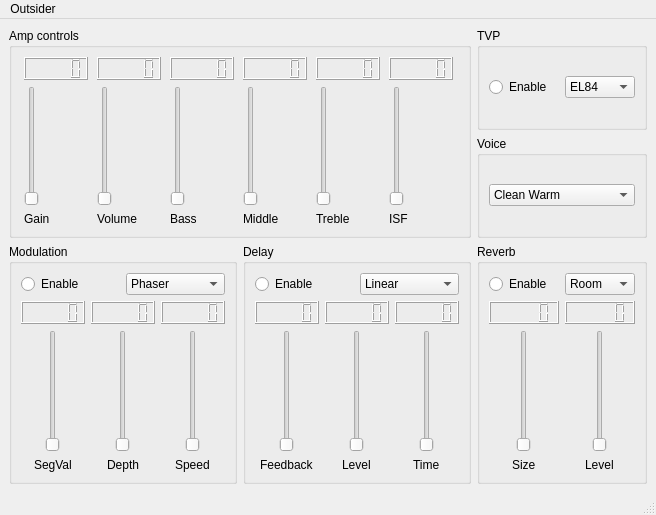
Qt form outsider/outsider.ui (jonathanunderwood/outsider) before a commit.
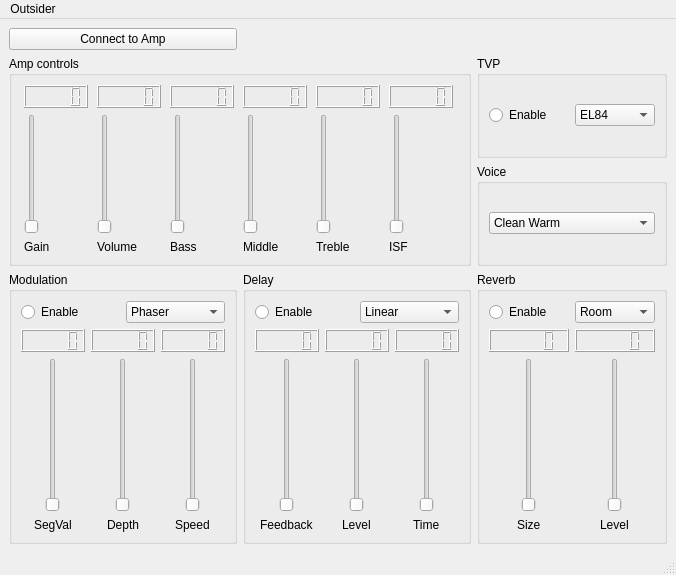
The same form after that commit.

Commit message: Add connect/disconnect button and logic

```diff
--- a/outsider/outsider.ui
+++ b/outsider/outsider.ui
@@ -6,8 +6,8 @@
    <rect>
     <x>0</x>
     <y>0</y>
-    <width>656</width>
-    <height>515</height>
+    <width>676</width>
+    <height>575</height>
    </rect>
   </property>
   <property name="windowTitle">
@@ -15,7 +15,7 @@
   </property>
   <widget class="QWidget" name="centralwidget">
    <layout class="QGridLayout" name="gridLayout_10">
-    <item row="0" column="0" rowspan="2" colspan="2">
+    <item row="1" column="0" rowspan="2" colspan="2">
      <widget class="QGroupBox" name="groupBox">
       <property name="title">
        <string>Amp controls</string>
@@ -240,7 +240,7 @@
       <zorder>label_2</zorder>
      </widget>
     </item>
-    <item row="0" column="2">
+    <item row="1" column="2">
      <widget class="QGroupBox" name="groupBox_6">
       <property name="title">
        <string>TVP</string>
@@ -293,7 +293,7 @@
       </layout>
      </widget>
     </item>
-    <item row="1" column="2">
+    <item row="2" column="2">
      <widget class="QGroupBox" name="groupBox_5">
       <property name="title">
        <string>Voice</string>
@@ -336,7 +336,7 @@
       </layout>
      </widget>
     </item>
-    <item row="2" column="0">
+    <item row="3" column="0">
      <widget class="QGroupBox" name="groupBox_2">
       <property name="title">
        <string>Modulation</string>
@@ -488,7 +488,7 @@
       </layout>
      </widget>
     </item>
-    <item row="2" column="1">
+    <item row="3" column="1">
      <widget class="QGroupBox" name="groupBox_3">
       <property name="title">
        <string>Delay</string>
@@ -628,7 +628,7 @@
       </layout>
      </widget>
     </item>
-    <item row="2" column="2">
+    <item row="3" column="2">
      <widget class="QGroupBox" name="groupBox_4">
       <property name="title">
        <string>Reverb</string>
@@ -740,6 +740,13 @@
       <zorder>reverbRadioButton</zorder>
      </widget>
     </item>
+    <item row="0" column="0">
+     <widget class="QPushButton" name="connectToAmpButton">
+      <property name="text">
+       <string>Connect to Amp</string>
+      </property>
+     </widget>
+    </item>
    </layout>
    <zorder>groupBox_2</zorder>
    <zorder>groupBox_3</zorder>
@@ -753,8 +760,8 @@
     <rect>
      <x>0</x>
      <y>0</y>
-     <width>656</width>
-     <height>19</height>
+     <width>676</width>
+     <height>27</height>
     </rect>
    </property>
    <widget class="QMenu" name="menuOutsider">
```
Left out of the diff: 1 changed line with no effect on the pictures. The commit also changes 1 other file.
